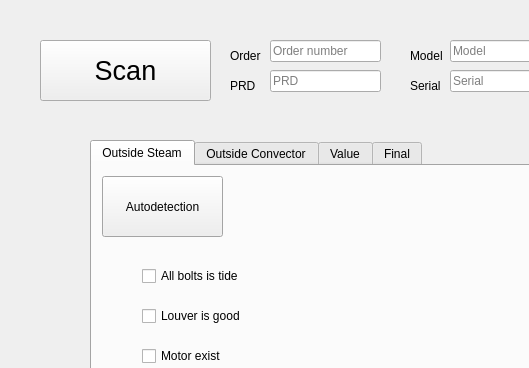
Before: the Qt Designer form frontend.ui in yehor393/TesterReport, drawn with Qt 5; both pictures show x 0 to 529 and y 0 to 368 of the 1266 by 821 pixel window.
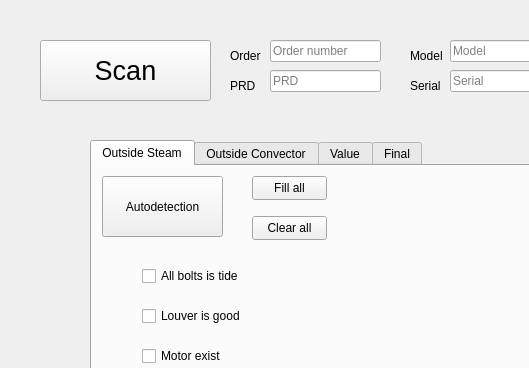
After: the same form once the commit is applied. The open tabs and pages were chosen to show the change. Icons and pictures are not drawn.

Commit message:
fix/tabs_and_checkbox
Fixed the issue with cleaning after switching between different models. Also fixed the bug with the 'save' checkbox staying checked after changing the model multiple times.

The edit to the form file:
```diff
--- a/frontend.ui
+++ b/frontend.ui
@@ -194,6 +194,32 @@
        <string>Motor exist</string>
       </property>
      </widget>
+     <widget class="QPushButton" name="fill_button_2">
+      <property name="geometry">
+       <rect>
+        <x>160</x>
+        <y>10</y>
+        <width>75</width>
+        <height>24</height>
+       </rect>
+      </property>
+      <property name="text">
+       <string>Fill all</string>
+      </property>
+     </widget>
+     <widget class="QPushButton" name="clear_button_2">
+      <property name="geometry">
+       <rect>
+        <x>160</x>
+        <y>50</y>
+        <width>75</width>
+        <height>24</height>
+       </rect>
+      </property>
+      <property name="text">
+       <string>Clear all</string>
+      </property>
+     </widget>
     </widget>
     <widget class="QWidget" name="tab">
      <attribute name="title">
```
Left out of the diff: 17 changed lines with no effect on the pictures. The commit also changes 2 other files.
